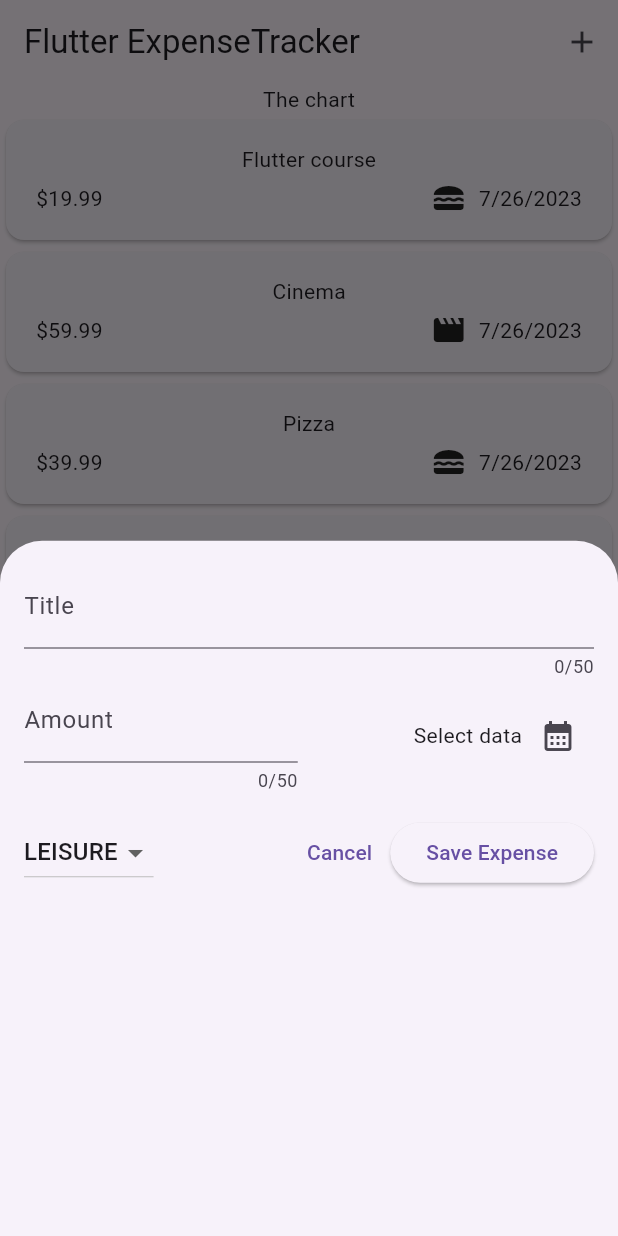
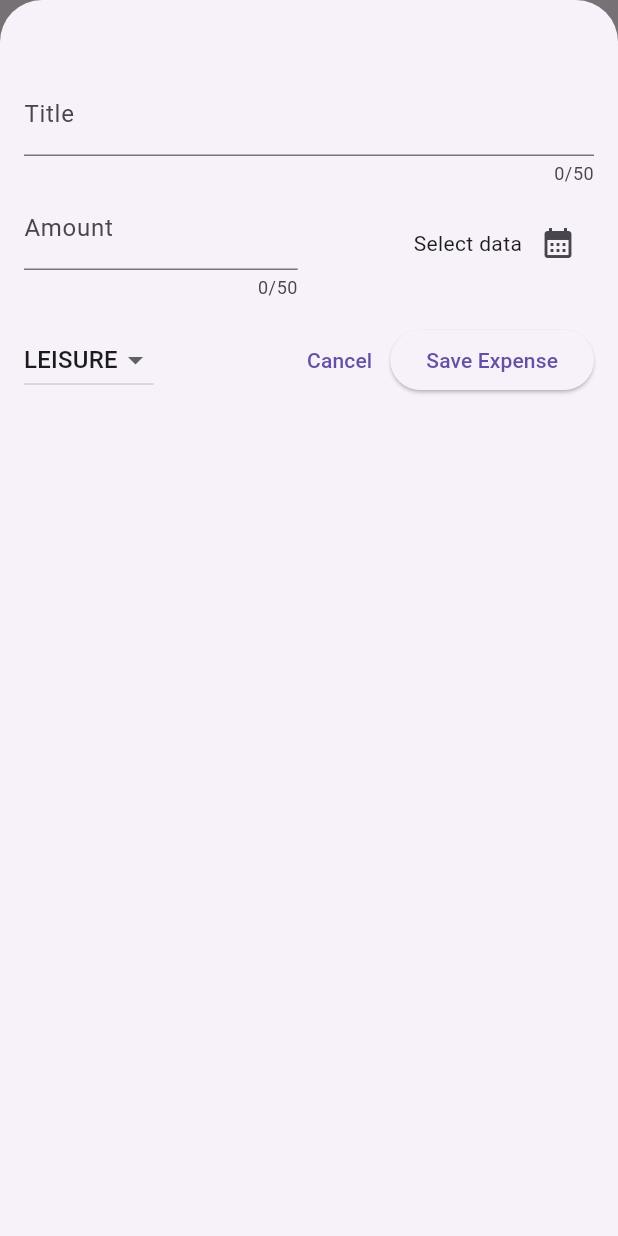
Before and after one commit to KaioPlandel/expense_tracker_app, a Flutter app: the screen it shows after launch, after a tap on the "add" icon, on a phone screen of 412 x 824 dp. Run offline on Flutter 3.47's test engine with Material 2 defaults, Android fonts, the phone set to English and light mode, and no system bars.

Commit message:
feat: add dismissible effect and delete item from list

```diff
--- a/lib/widgets/expenses_list/expenses_list.dart
+++ b/lib/widgets/expenses_list/expenses_list.dart
@@ -1,19 +1,35 @@
+
 import 'package:flutter/cupertino.dart';
 
 import '../../models/expense.dart';
 import 'expenses_item.dart';
 
 class ExpensesList extends StatelessWidget {
-  const ExpensesList({super.key, required this.expenses});
+  const ExpensesList({super.key, required this.expenses, required this.removeExpenses});
 
   final List<Expenses> expenses;
+  final Function(Expenses expenses) removeExpenses;
 
   @override
   Widget build(BuildContext context) {
     return ListView.builder(
       itemCount: expenses.length,
       itemBuilder: (context, index) {
-        return ExpensesItem(expenses: expenses[index]);
+        return Dismissible(
+          behavior: HitTestBehavior.translucent,
+          onDismissed: (item){
+            removeExpenses(expenses[index]);
+          },
+          onUpdate: (item ){
+            print(item.progress);
+          },
+          key: ValueKey(
+            expenses[index],
+          ),
+          child: ExpensesItem(
+            expenses: expenses[index],
+          ),
+        );
       },
     );
   }
--- a/lib/widgets/expenses_tracker.dart
+++ b/lib/widgets/expenses_tracker.dart
@@ -47,8 +47,31 @@ class _ExpenseState extends State<Expense> {
     });
   }
 
+  void _removeExpenses(Expenses expenses) {
+    final expenseIndex = _resgisteredExpenses.indexOf(expenses);
+    print("removido ${expenses.title}");
+    setState(() {
+      _resgisteredExpenses.remove(expenses);
+    });
+    ScaffoldMessenger.of(context).clearSnackBars();
+    ScaffoldMessenger.of(context).showSnackBar(
+      SnackBar(
+        duration: Duration(seconds: 3),
+        content: Text("Expense deleted"),
+        action: SnackBarAction(
+            label: "Undo",
+            onPressed: () {
+              setState(() {
+                _resgisteredExpenses.insert(expenseIndex, expenses);
+              });
+            }),
+      ),
+    );
+  }
+
   void _openAddExpenseOverlay() {
     showModalBottomSheet(
+      isScrollControlled: true,
       context: context,
       builder: (ctx) {
         return NewExpense(
@@ -56,11 +79,21 @@ class _ExpenseState extends State<Expense> {
             _addExpenses(expenses);
           },
         );
-        });
+      },
+    );
   }
 
   @override
   Widget build(BuildContext context) {
+    Widget mainContent =
+        const Center(child: Text("No expenses found. start adding some!"));
+
+    if (_resgisteredExpenses.isNotEmpty) {
+      mainContent = ExpensesList(
+        expenses: _resgisteredExpenses,
+        removeExpenses: _removeExpenses,
+      );
+    }
     return Scaffold(
       appBar: AppBar(
         title: const Text("Flutter ExpenseTracker"),
@@ -74,7 +107,9 @@ class _ExpenseState extends State<Expense> {
       body: Column(
         children: [
           const Text("The chart"),
-          Expanded(child: ExpensesList(expenses: _resgisteredExpenses)),
+          Expanded(
+            child: mainContent,
+          ),
         ],
       ),
     );
--- a/lib/widgets/new_expense.dart
+++ b/lib/widgets/new_expense.dart
@@ -68,6 +68,7 @@ class _NewExpenseState extends State<NewExpense> {
           date: _selectedDate!,
           category: _selectedCategory),
     );
+    Navigator.pop(context);
   }
 
   @override
@@ -80,7 +81,7 @@ class _NewExpenseState extends State<NewExpense> {
   @override
   Widget build(BuildContext context) {
     return Padding(
-      padding: const EdgeInsets.all(16),
+      padding: const EdgeInsets.fromLTRB(16, 48, 16, 16),
       child: Column(
         children: [
           TextField(
```
Lines whose indentation alone changed are shown as unchanged.
